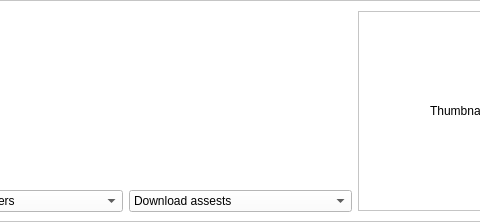
Before: the Qt Designer form src/qgis_stac/ui/result_item_widget.ui in stac-utils/qgis-stac-plugin, drawn with Qt 5; both pictures show x 200 to 680 and y 0 to 222 of the 768 by 222 pixel window.
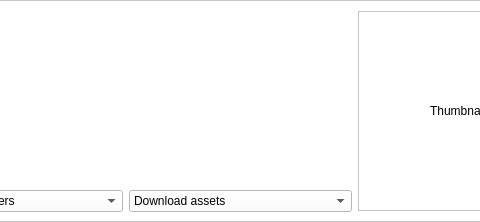
After: the same form once the commit is applied.

```diff
--- a/src/qgis_stac/ui/result_item_widget.ui
+++ b/src/qgis_stac/ui/result_item_widget.ui
@@ -166,7 +166,7 @@
            <widget class="QComboBox" name="assets_download_box">
             <item>
              <property name="text">
-              <string>Download assests</string>
+              <string>Download assets</string>
              </property>
             </item>
            </widget>
```
Left out of the diff: 2 changed lines with no effect on the pictures.
